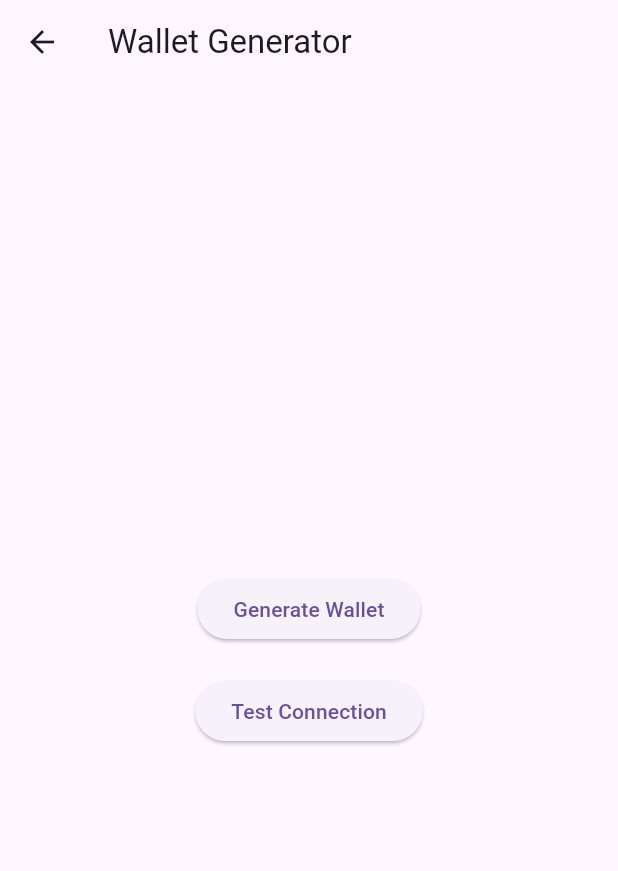
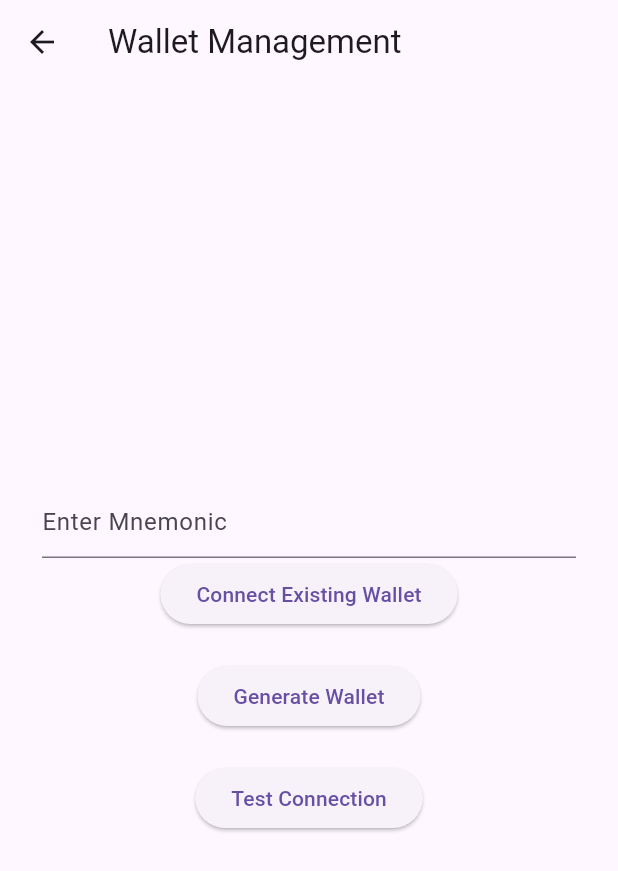
Before and after one commit to RELAI-Network/futurstore-app, a Flutter app: the WalletGeneratorScreen screen opened directly, after a tap on "Generate Wallet", on a phone screen of 412 x 824 dp. Shown: the top 871 px of the screen. Run offline on Flutter 3.47's test engine with Material 3 defaults, Android fonts, the phone set to English and light mode, and no system bars; our stand-ins replace carousel_slider, firebase_core, flutter_secure_storage; missing offline and left inert: bip39, polkadart, polkadart_keyring; accounts and stored records are empty; generated files the repository leaves out were written again; statements that could not run were skipped.

Commit message:
Add existing wallet from seed

```diff
--- a/lib/screens/wallet_generator_screen.dart
+++ b/lib/screens/wallet_generator_screen.dart
@@ -1,5 +1,6 @@
 import 'package:flutter/material.dart';
 import '../substrate/substrate_wallet.dart';
+import '../utils/constants.dart';
 import '../utils/utils.dart';
 
 
@@ -11,25 +12,34 @@ class WalletGeneratorScreen extends StatefulWidget {
 class _WalletGeneratorScreenState extends State<WalletGeneratorScreen> {
 
   SubstrateWallet _wallet = SubstrateWallet();
-
-  void _generateWallet() {
-    _wallet.init();
-    _wallet.retrieveMnemo("wallet");
-
-    print("### ### ### Public Key is : ${_wallet.getKeyPair()?.publicKey}");
-
-  }
+  TextEditingController _mnemonicController = TextEditingController();
 
   @override
   Widget build(BuildContext context) {
     return Scaffold(
       appBar: AppBar(
-        title: Text('Wallet Generator'),
+        title: Text('Wallet Management'),
       ),
       body: Center(
         child: Column(
           mainAxisAlignment: MainAxisAlignment.center,
           children: <Widget>[
+
+            Padding(
+              padding: const EdgeInsets.only(left:28, right: 28),
+              child: TextField(
+                controller: _mnemonicController,
+                keyboardType: TextInputType.multiline,
+                minLines: 1,
+                maxLines: 5,
+                decoration: InputDecoration(hintText: "Enter Mnemonic"),
+              ),
+            ),
+            ElevatedButton(
+              onPressed: _connectExistingWallet,
+              child: Text('Connect Existing Wallet'),
+            ),
+            SizedBox(height: 20,),
             if (_wallet.getMnemonic() != null) Text('Mnemonic: ${_wallet.getMnemonic()}'),
             if (_wallet.getKeyPair()?.publicKey != null) Text('Public Key: ${_wallet.getKeyPair()?.publicKey}'),
             ElevatedButton(
@@ -37,7 +47,6 @@ class _WalletGeneratorScreenState extends State<WalletGeneratorScreen> {
               child: Text('Generate Wallet'),
             ),
             SizedBox(height: 20,),
-
             ElevatedButton(
               onPressed:() {
                 Utils.testConnection();
@@ -49,4 +58,35 @@ class _WalletGeneratorScreenState extends State<WalletGeneratorScreen> {
       ),
     );
   }
+
+  void _generateWallet() {
+    _wallet.init();
+    _wallet.retrieveMnemo("wallet");
+  }
+
+  void _connectExistingWallet(){
+    String mnemonic = _mnemonicController.text;
+    String? validationError = validateMnemonic(mnemonic);
+    if (validationError != null) {
+      // Display the error message to the user
+      ScaffoldMessenger.of(context).showSnackBar(
+        SnackBar(content: Text(validationError)),
+      );
+      return;
+    }
+    // Restore the account using the mnemonic
+    _wallet.restoreWalletFromMnemonic(mnemonic);
+
+    // Store the restored account in the wallet
+    _wallet.storeMnemo(WALLET_PREFIX);
+  }
+
+  String? validateMnemonic(String mnemonic) {
+    List<String> words = mnemonic.split(' ');
+    if (words.length != 12 && words.length != 24) {
+      return 'Mnemonic must be 12 or 24 words';
+    }
+    return null;
+  }
+
 }
--- a/lib/substrate/substrate_wallet.dart
+++ b/lib/substrate/substrate_wallet.dart
@@ -1,8 +1,8 @@
 import 'package:bip39/bip39.dart' as bip39;
+import 'package:futurstore/utils/constants.dart';
 import 'package:polkadart_keyring/polkadart_keyring.dart';
 import 'package:polkadart/polkadart.dart' show Provider, StateApi;
 import 'package:flutter_secure_storage/flutter_secure_storage.dart';
-
 
 
 class SubstrateWallet {
@@ -20,7 +20,7 @@ class SubstrateWallet {
   Future<void> init() async {
     _generateMnemonic();
     await _generateKeyPair();
-    storeMnemo("wallet");
+    storeMnemo(WALLET_PREFIX);
   }
 
   /// Generate Keypair from Mnemonic
@@ -46,15 +46,17 @@ class SubstrateWallet {
     storage.write(key: key, value: _mnemonic);
   }
 
-  retrieveMnemo(String key) async {
+   retrieveMnemo(String key) async {
     AndroidOptions _getAndroidOptions() => const AndroidOptions(
       encryptedSharedPreferences: true,
     );
     final storage = FlutterSecureStorage(aOptions: _getAndroidOptions());
-    String? mnemo = await storage.read(key: key);
-    print("### ### ### Retrieved Mnemo is : $mnemo");
+    _mnemonic = await storage.read(key: key);
   }
 
-
+  Future<void> restoreWalletFromMnemonic(String mnemonic) async {
+    _mnemonic = mnemonic;
+    _keyPair = await KeyPair.fromMnemonic(mnemonic);
+  }
 
 }
--- a/lib/utils/constants.dart
+++ b/lib/utils/constants.dart
@@ -1,2 +1,3 @@
 
 const RELAI_RPC = "wss://rpc1.relai.network";
+const WALLET_PREFIX = 'wallet';
```
Also changed, not shown: 2 other files.
